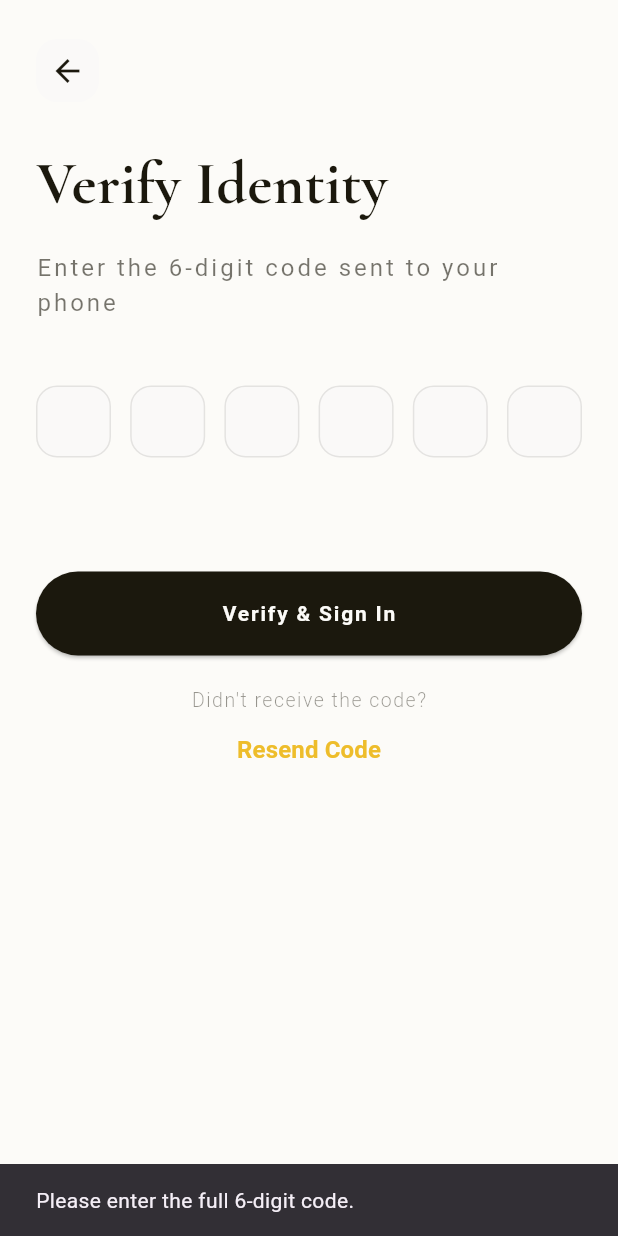
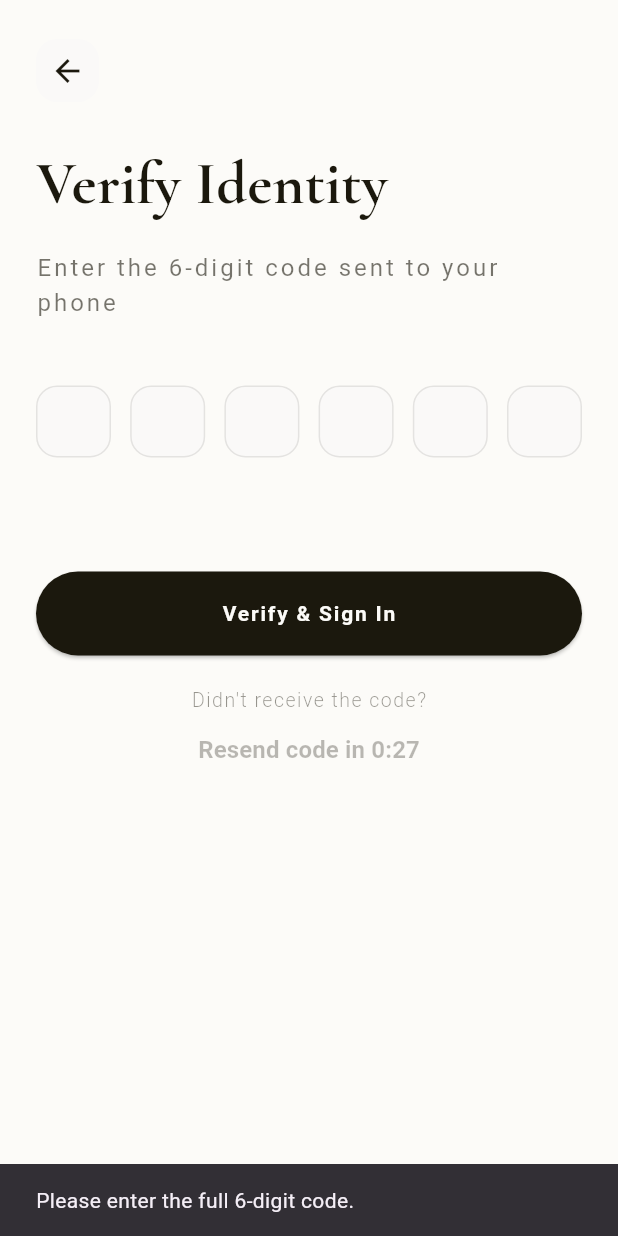
Before and after one commit to CodeCarrots-apps/SiDi-customer, a Flutter app: the OtpScreen screen opened directly with empty values, after a tap on "Verify & Sign In", on a phone screen of 412 x 824 dp. Run offline on Flutter 3.47's test engine with Material 3 defaults, Android fonts, the phone set to English and light mode, and no system bars; our stand-ins replace cached_network_image, dio, flutter_local_notifications, get, google_fonts, google_nav_bar and 6 more; missing offline and left inert: background_fetch, razorpay_flutter; accounts and stored records are empty.

Commit message:
otpscreen updates

```diff
--- a/lib/presentation/otpscreen.dart
+++ b/lib/presentation/otpscreen.dart
@@ -1,3 +1,5 @@
+import 'dart:async';
+
 import 'package:flutter/material.dart';
 import 'package:flutter/services.dart';
 import 'package:get/get.dart';
@@ -32,6 +34,10 @@ class _OtpScreenState extends State<OtpScreen> {
   final OtpController _otpController = Get.put(OtpController());
   bool _isSubmitting = false;
 
+  static const int _resendDuration = 30;
+  int _resendRemaining = 0;
+  Timer? _resendTimer;
+
   String get _otpCode => _codeControllers.map((c) => c.text).join();
 
   @override
@@ -39,10 +45,12 @@ class _OtpScreenState extends State<OtpScreen> {
     super.initState();
     _otpController.userId = widget.userId;
     _otpController.type = widget.contactType == 'phone' ? 'phone' : 'email';
+    _startResendTimer();
   }
 
   @override
   void dispose() {
+    _resendTimer?.cancel();
     for (final controller in _codeControllers) {
       controller.dispose();
     }
@@ -50,6 +58,18 @@ class _OtpScreenState extends State<OtpScreen> {
       focusNode.dispose();
     }
     super.dispose();
+  }
+
+  void _startResendTimer() {
+    _resendRemaining = _resendDuration;
+    _resendTimer?.cancel();
+    _resendTimer = Timer.periodic(const Duration(seconds: 1), (_) {
+      if (_resendRemaining > 0) {
+        setState(() => _resendRemaining--);
+      } else {
+        _resendTimer?.cancel();
+      }
+    });
   }
 
   void _onDigitChanged(String value, int index) {
@@ -117,6 +137,7 @@ class _OtpScreenState extends State<OtpScreen> {
   Future<void> _resendCode() async {
     final result = await _otpController.resendOtp();
     if (!mounted) return;
+    _startResendTimer();
     ScaffoldMessenger.of(
       context,
     ).showSnackBar(SnackBar(content: Text(result.message)));
@@ -283,12 +304,18 @@ class _OtpScreenState extends State<OtpScreen> {
                             ),
                           ),
                           TextButton(
-                            onPressed:
-                                _otpController.isLoading ? null : _resendCode,
-                            child: const Text(
-                              'Resend Code',
+                            onPressed: (_otpController.isLoading ||
+                                    _resendRemaining > 0)
+                                ? null
+                                : _resendCode,
+                            child: Text(
+                              _resendRemaining > 0
+                                  ? 'Resend code in 0:${_resendRemaining.toString().padLeft(2, '0')}'
+                                  : 'Resend Code',
                               style: TextStyle(
-                                color: kPrimaryColor,
+                                color: _resendRemaining > 0
+                                    ? opacity(kEspressoColor, 0.3)
+                                    : kPrimaryColor,
                                 fontSize: 16,
                                 fontWeight: FontWeight.w700,
                               ),
--- a/pubspec.yaml
+++ b/pubspec.yaml
@@ -1,7 +1,7 @@
 name: sidi
 description: "A new Flutter project."
 publish_to: 'none'
-version: 1.0.0+1
+version: 1.0.0+2
 
 environment:
   sdk: ^3.10.7
```
Also changed, not shown: 1 other file.
